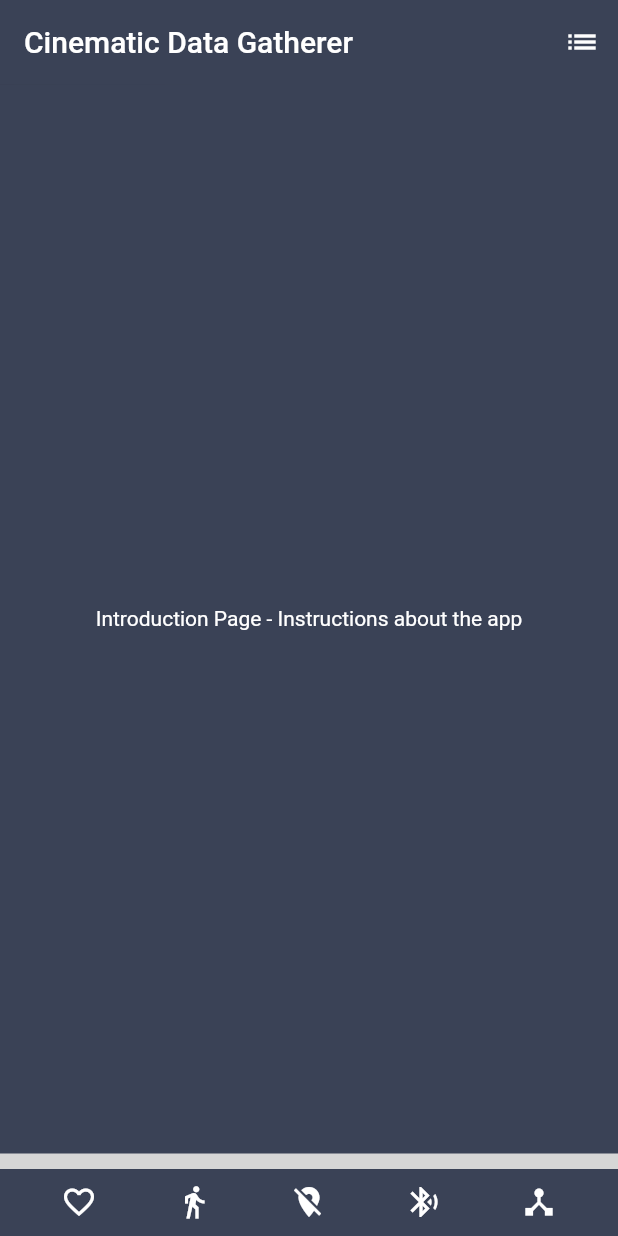
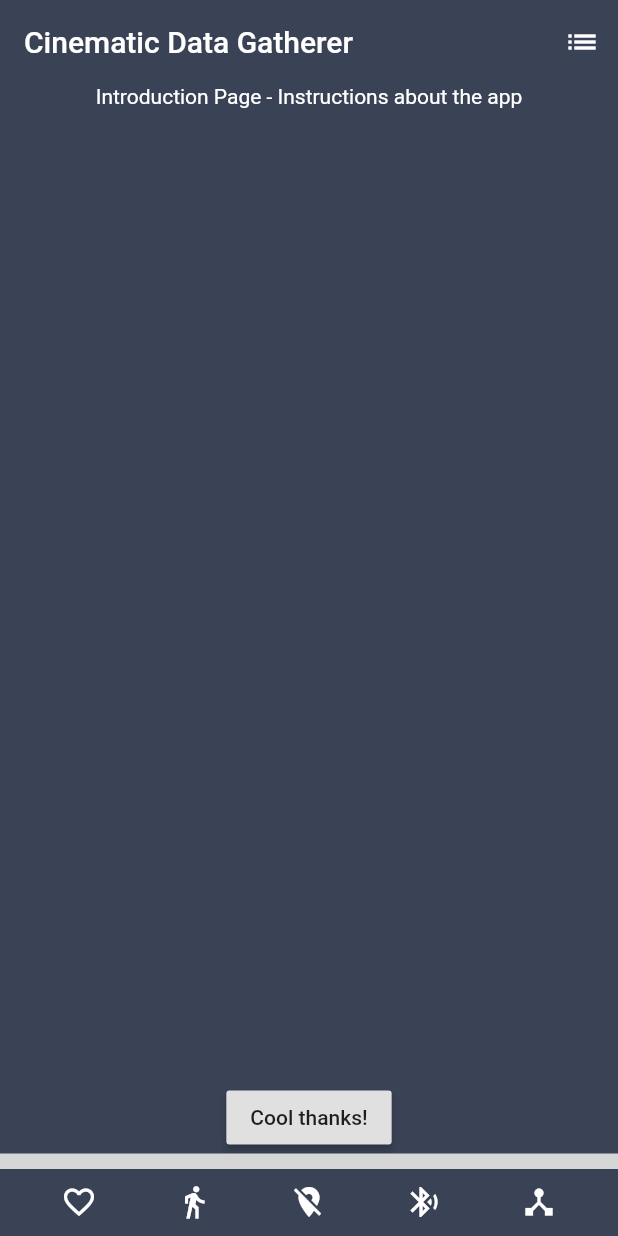
Before and after one commit to brunotacca/knee_kinematic_monitor, a Flutter app: the screen it shows after launch, after a tap on the "location off" icon, on a phone screen of 412 x 824 dp. Run offline on Flutter 3.47's test engine with Material 2 defaults, Android fonts, the phone set to English and light mode, and no system bars; our stand-ins replace flutter_blue, flutter_mobx, mobx, page_view_indicators; generated files the repository leaves out were written again; grey boxes are pictures that could not be loaded.

```diff
--- a/lib/stores/homepage.store.dart
+++ b/lib/stores/homepage.store.dart
@@ -1,3 +1,4 @@
+import 'package:flutter/material.dart';
 import 'package:flutter_blue/flutter_blue.dart';
 import 'package:mobx/mobx.dart';
 
@@ -6,7 +7,6 @@ part 'homepage.store.g.dart';
 class HomePageStore = _HomePageStore with _$HomePageStore;
 
 abstract class _HomePageStore with Store {
-
   int introductionPageIndex = -1;
   int bodyPlacementPageIndex = -1;
   int gpsPageIndex = -1;
@@ -14,10 +14,24 @@ abstract class _HomePageStore with Store {
   int connectedDevicePageIndex = -1;
 
   @observable
+  bool introductionPageDone = false;
+  @observable
+  bool bodyPlacementPageDone = false;
+  @observable
+  bool gpsPageDone = false;
+  @observable
+  bool bluetoothPageDone = false;
+  @observable
+  bool connectedDevicePageDone = false;
+
+  @observable
   BluetoothState bluetoothState = BluetoothState.unknown;
 
   @observable
   int currentPageIndex = 0;
+
+  @observable
+  int stepsCompleted = 0;
 
   @action
   void setBluetoothState(BluetoothState state) {
@@ -29,4 +43,77 @@ abstract class _HomePageStore with Store {
     currentPageIndex = index;
   }
 
+  @action
+  setIntroductionPageDone(bool done) {
+    introductionPageDone = done;
+  }
+
+  @action
+  setBodyPlacementPageDone(bool done) {
+    bodyPlacementPageDone = done;
+  }
+
+  @action
+  setGpsPageDone(bool done) {
+    gpsPageDone = done;
+  }
+
+  @action
+  setBluetoothPageDone(bool done) {
+    bluetoothPageDone = done;
+  }
+
+  @action
+  setConnectedDevicePageDone(bool done) {
+    connectedDevicePageDone = done;
+  }
+
+  @computed
+  Color get progressBarColor {
+    Color ok = Colors.lightGreenAccent;
+    Color waiting = Colors.grey;
+    Color err = Colors.redAccent;
+
+    if(currentPageIndex>0) waiting = Colors.orangeAccent;
+
+    if (currentPageIndex == introductionPageIndex) return introductionPageDone ? ok : waiting;
+    if (currentPageIndex == bodyPlacementPageIndex) return bodyPlacementPageDone ? ok : waiting;
+    if (currentPageIndex == gpsPageIndex) {
+      return gpsPageDone ? ok : err;
+    }
+    if (currentPageIndex == bluetoothPageIndex) {
+      if (bluetoothState == BluetoothState.off ||
+          bluetoothState == BluetoothState.unavailable ||
+          bluetoothState == BluetoothState.unauthorized) {
+        return err;
+      }
+      return bluetoothPageDone ? ok : waiting;
+    }
+    if (currentPageIndex == connectedDevicePageIndex) {
+      return connectedDevicePageDone ? ok : err;
+    }
+
+    return Colors.grey;
+  }
+
+  @computed
+  bool get canGoNextPage {
+    if(currentPageIndex==0 && introductionPageDone) return true;
+    if(currentPageIndex==1 && bodyPlacementPageDone) return true;
+    if(currentPageIndex==2 && gpsPageDone) return true;
+    if(currentPageIndex==3 && bluetoothPageDone) return true;
+    if(currentPageIndex==4 && connectedDevicePageDone) return true;
+    return false;
+  }
+
+  @computed
+  int get pageViewItemCountManaged {
+    if(canGoNextPage && currentPageIndex!=connectedDevicePageIndex) {
+      return currentPageIndex+2;
+    } else {
+      return currentPageIndex+1;
+    }
+  }
+
+
 }
--- a/lib/ui/home_page.dart
+++ b/lib/ui/home_page.dart
@@ -1,5 +1,4 @@
 import 'package:flutter/material.dart';
-import 'package:flutter_blue/flutter_blue.dart';
 import 'package:flutter_mobx/flutter_mobx.dart';
 import 'package:page_view_indicators/linear_progress_page_indicator.dart';
 import 'package:ppgcc_flutter_iot_ble_data_gatherer/stores/homepage.store.dart';
@@ -10,10 +9,7 @@ import 'package:ppgcc_flutter_iot_ble_data_gatherer/ui/start_settings/03_bluetoo
 import 'package:ppgcc_flutter_iot_ble_data_gatherer/ui/start_settings/04_connected_device.dart';
 import 'package:provider/provider.dart';
 
-class HomePage extends StatelessWidget {
-  final _pageController = PageController();
-  final _currentPageNotifier = ValueNotifier<int>(0);
-
+class HomePage extends StatefulWidget {
   static final introductionPage = IntroductionPage();
   static final bodyPlacementSetting = BodyPlacementSetting();
   static final gpsSetting = GpsSetting();
@@ -29,22 +25,32 @@ class HomePage extends StatelessWidget {
   ];
 
   @override
+  _HomePageState createState() => _HomePageState();
+}
+
+class _HomePageState extends State<HomePage> {
+  final _pageController = PageController();
+
+  final _currentPageNotifier = ValueNotifier<int>(0);
+
+  @override
   Widget build(BuildContext context) {
     final homePageStore = Provider.of<HomePageStore>(context);
-    homePageStore.introductionPageIndex = _settingsItems.indexOf(introductionPage);
-    homePageStore.bodyPlacementPageIndex = _settingsItems.indexOf(bodyPlacementSetting);
-    homePageStore.gpsPageIndex = _settingsItems.indexOf(gpsSetting);
-    homePageStore.bluetoothPageIndex = _settingsItems.indexOf(bluetoothSetting);
-    homePageStore.connectedDevicePageIndex = _settingsItems.indexOf(connectedDeviceSetting);
+    homePageStore.introductionPageIndex = HomePage._settingsItems.indexOf(HomePage.introductionPage);
+    homePageStore.bodyPlacementPageIndex = HomePage._settingsItems.indexOf(HomePage.bodyPlacementSetting);
+    homePageStore.gpsPageIndex = HomePage._settingsItems.indexOf(HomePage.gpsSetting);
+    homePageStore.bluetoothPageIndex = HomePage._settingsItems.indexOf(HomePage.bluetoothSetting);
+    homePageStore.connectedDevicePageIndex = HomePage._settingsItems.indexOf(HomePage.connectedDeviceSetting);
 
     _buildPageView() {
       return Expanded(
         child: Container(
-          child: PageView.builder(
-            itemCount: _settingsItems.length,
+          child: Observer(
+            builder: (_) => PageView.builder(
+              itemCount: homePageStore.pageViewItemCountManaged,
               controller: _pageController,
               itemBuilder: (BuildContext context, int index) {
-              return _settingsItems[index];
+                return HomePage._settingsItems[index];
               },
               onPageChanged: (int index) {
                 homePageStore.setCurrentPageIndex(index);
@@ -52,29 +58,17 @@ class HomePage extends StatelessWidget {
               },
             ),
           ),
+        ),
       );
-    }
-
-    Color _getProgressIndicatorColor() {
-      if (homePageStore.currentPageIndex == 0) {
-        return Colors.grey;
-      } else {
-        if(homePageStore.bluetoothState == BluetoothState.off
-        || homePageStore.bluetoothState == BluetoothState.unavailable
-        || homePageStore.bluetoothState == BluetoothState.unauthorized) {
-          return Colors.red;
-        }
-      }
-      return Colors.lightGreenAccent;
     }
 
     _buildLinearProgressIndicator() {
       return LayoutBuilder(
         builder: (BuildContext context, BoxConstraints constraints) => Observer(
           builder: (_) => LinearProgressPageIndicator(
-            itemCount: _settingsItems.length,
+            itemCount: HomePage._settingsItems.length,
             currentPageNotifier: _currentPageNotifier,
-            progressColor: _getProgressIndicatorColor(),
+            progressColor: homePageStore.progressBarColor,
             backgroundColor: Color.fromRGBO(158, 166, 186, 0.1),
             width: constraints.maxWidth,
             height: 10,
@@ -85,12 +79,6 @@ class HomePage extends StatelessWidget {
 
     Color _getBottomBarIconColor(int iconIndex) {
       return (_currentPageNotifier.value >= iconIndex ? Colors.lightGreenAccent : Colors.white);
-    }
-
-    Icon _getBottomBarFavoriteIcon() {
-      return (_currentPageNotifier.value == 0
-          ? Icon(Icons.favorite_border, color: Colors.white)
-          : Icon(Icons.favorite, color: Colors.red));
     }
 
     final topAppBar = AppBar(
@@ -120,21 +108,27 @@ class HomePage extends StatelessWidget {
         child: Row(
           mainAxisAlignment: MainAxisAlignment.spaceEvenly,
           children: <Widget>[
-            IconButton(
-              icon: _getBottomBarFavoriteIcon(),
+            Observer(
+              builder: (_) => IconButton(
+                icon: HomePage.introductionPage.getBottomIcon(context),
                 onPressed: () {},
               ),
-            IconButton(
-              icon: Icon(Icons.directions_walk, color: _getBottomBarIconColor(1)),
-              onPressed: () {},
-            ),
-            IconButton(
-              icon: Icon(Icons.location_off, color: _getBottomBarIconColor(2)),
-              onPressed: () {},
             ),
             Observer(
               builder: (_) => IconButton(
-                icon: bluetoothSetting.getBottomIcon(context),
+                icon: HomePage.bodyPlacementSetting.getBottomIcon(context),
+                onPressed: () {},
+              ),
+            ),
+            Observer(
+              builder: (_) => IconButton(
+                icon: HomePage.gpsSetting.getBottomIcon(context),
+                onPressed: () {},
+              ),
+            ),
+            Observer(
+              builder: (_) => IconButton(
+                icon: HomePage.bluetoothSetting.getBottomIcon(context),
                 onPressed: () {},
               ),
             ),
--- a/lib/ui/start_settings/00_introduction.dart
+++ b/lib/ui/start_settings/00_introduction.dart
@@ -1,18 +1,42 @@
 import 'package:flutter/material.dart';
+import 'package:ppgcc_flutter_iot_ble_data_gatherer/stores/homepage.store.dart';
+import 'package:provider/provider.dart';
 
-class IntroductionPage extends StatefulWidget {
-  @override
-  _IntroductionPageState createState() => _IntroductionPageState();
-}
+class IntroductionPage extends StatelessWidget {
+  Icon getBottomIcon(BuildContext context) {
+    final homePageStore = Provider.of<HomePageStore>(context);
 
-class _IntroductionPageState extends State<IntroductionPage> {
+    Color color = Colors.white;
+    IconData icon = Icons.favorite_border;
+
+    if (homePageStore.introductionPageDone) {
+      color = Colors.redAccent;
+      icon = Icons.favorite;
+    }
+
+    return Icon(icon, color: color);
+  }
+
   @override
   Widget build(BuildContext context) {
+    final homePageStore = Provider.of<HomePageStore>(context);
+
     return Container(
       child: Center(
-        child: Text(
-          "Introduction Page - Instructions about the app",
-          style: TextStyle(color: Colors.white),
+        child: Column(
+          children: <Widget>[
+            Text(
+              "Introduction Page - Instructions about the app",
+              style: TextStyle(color: Colors.white),
+            ),
+            Spacer(),
+            RaisedButton(
+              child: Text("Cool thanks!"),
+              onPressed: () {
+                homePageStore.setIntroductionPageDone(true);
+              },
+            )
+          ],
         ),
       ),
     );
--- a/lib/ui/start_settings/01_body_placement.dart
+++ b/lib/ui/start_settings/01_body_placement.dart
@@ -1,18 +1,42 @@
 import 'package:flutter/material.dart';
+import 'package:ppgcc_flutter_iot_ble_data_gatherer/stores/homepage.store.dart';
+import 'package:provider/provider.dart';
 
-class BodyPlacementSetting extends StatefulWidget {
-  @override
-  _BodyPlacementSettingState createState() => _BodyPlacementSettingState();
-}
+class BodyPlacementSetting extends StatelessWidget {
+  Icon getBottomIcon(BuildContext context) {
+    final homePageStore = Provider.of<HomePageStore>(context);
 
-class _BodyPlacementSettingState extends State<BodyPlacementSetting> {
+    Color color = Colors.white;
+    IconData icon = Icons.directions_walk;
+
+    if (homePageStore.bodyPlacementPageDone) {
+      color = Colors.lightGreenAccent;
+      icon = Icons.directions_run;
+    }
+
+    return Icon(icon, color: color);
+  }
+
   @override
   Widget build(BuildContext context) {
+    final homePageStore = Provider.of<HomePageStore>(context);
+
     return Container(
       child: Center(
-        child: Text(
-          "Body Configuration - How to Place the Device on the Body",
-          style: TextStyle(color: Colors.white),
+        child: Column(
+          children: <Widget>[
+            Text(
+              "Body Configuration - How to Place the Device on the Body",
+              style: TextStyle(color: Colors.white),
+            ),
+            Spacer(),
+            RaisedButton(
+              child: Text("Cool thanks!"),
+              onPressed: () {
+                homePageStore.setBodyPlacementPageDone(true);
+              },
+            )
+          ],
         ),
       ),
     );
--- a/lib/ui/start_settings/02_gps_location.dart
+++ b/lib/ui/start_settings/02_gps_location.dart
@@ -1,18 +1,42 @@
 import 'package:flutter/material.dart';
+import 'package:ppgcc_flutter_iot_ble_data_gatherer/stores/homepage.store.dart';
+import 'package:provider/provider.dart';
 
-class GpsSetting extends StatefulWidget {
-  @override
-  _GpsSettingState createState() => _GpsSettingState();
-}
+class GpsSetting extends StatelessWidget {
+  Icon getBottomIcon(BuildContext context) {
+    final homePageStore = Provider.of<HomePageStore>(context);
 
-class _GpsSettingState extends State<GpsSetting> {
+    Color color = Colors.white;
+    IconData icon = Icons.location_off;
+
+    if (homePageStore.gpsPageDone) {
+      color = Colors.lightGreenAccent;
+      icon = Icons.location_on;
+    }
+
+    return Icon(icon, color: color);
+  }
+
   @override
   Widget build(BuildContext context) {
+    final homePageStore = Provider.of<HomePageStore>(context);
+
     return Container(
       child: Center(
-        child: Text(
-          "GPS Configuration - Check GPS Service",
-          style: TextStyle(color: Colors.white),
+        child: Column(
+          children: <Widget>[
+            Text(
+              "GPS Configuration - Check GPS Service",
+              style: TextStyle(color: Colors.white),
+            ),
+            Spacer(),
+            RaisedButton(
+              child: Text("Cool thanks!"),
+              onPressed: () {
+                homePageStore.setGpsPageDone(true);
+              },
+            )
+          ],
         ),
       ),
     );
```
Also changed, not shown: lib/ui/start_settings/03_bluetooth.dart (+6 -1 lines), lib/ui/start_settings/03_bluetooth_old.dart (deleted, +0 -58 lines), lib/ui/start_settings/04_connected_device.dart (+6 -6 lines), lib/ui/start_settings/icon_settings.dart (deleted, +0 -13 lines), lib/stores/homepage.store.g.dart. Lines whose indentation alone changed are shown as unchanged.
